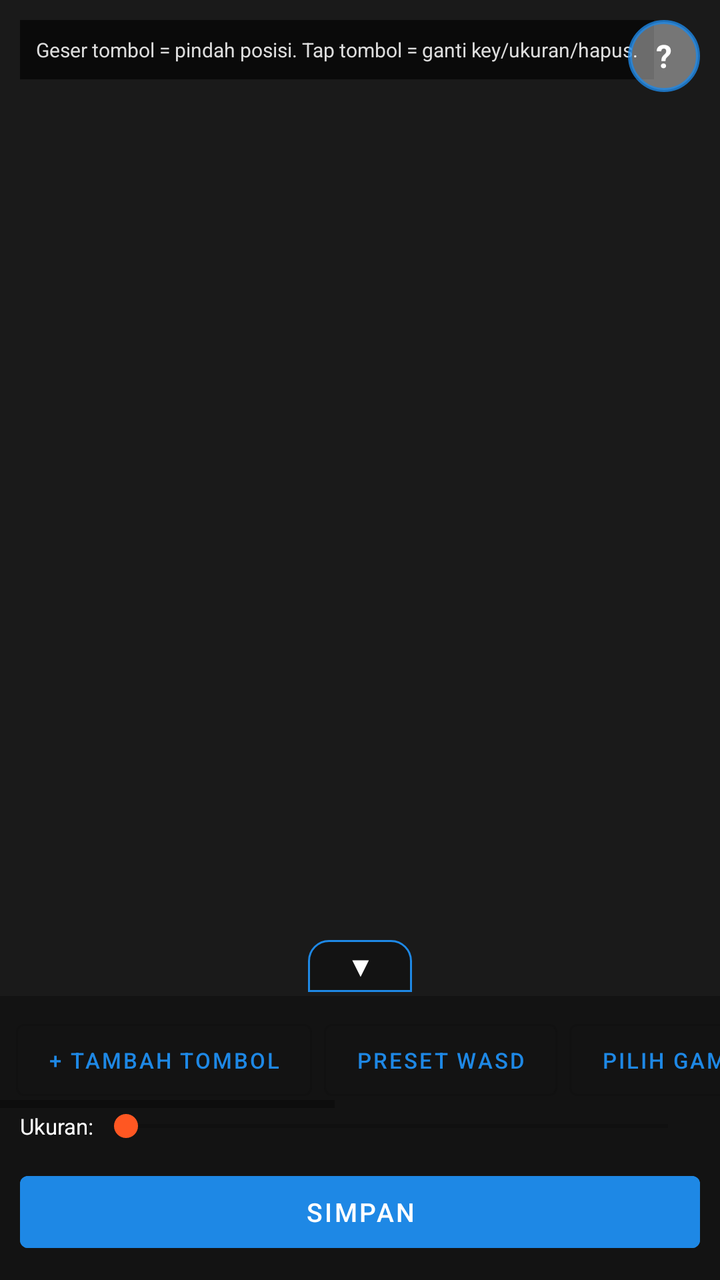
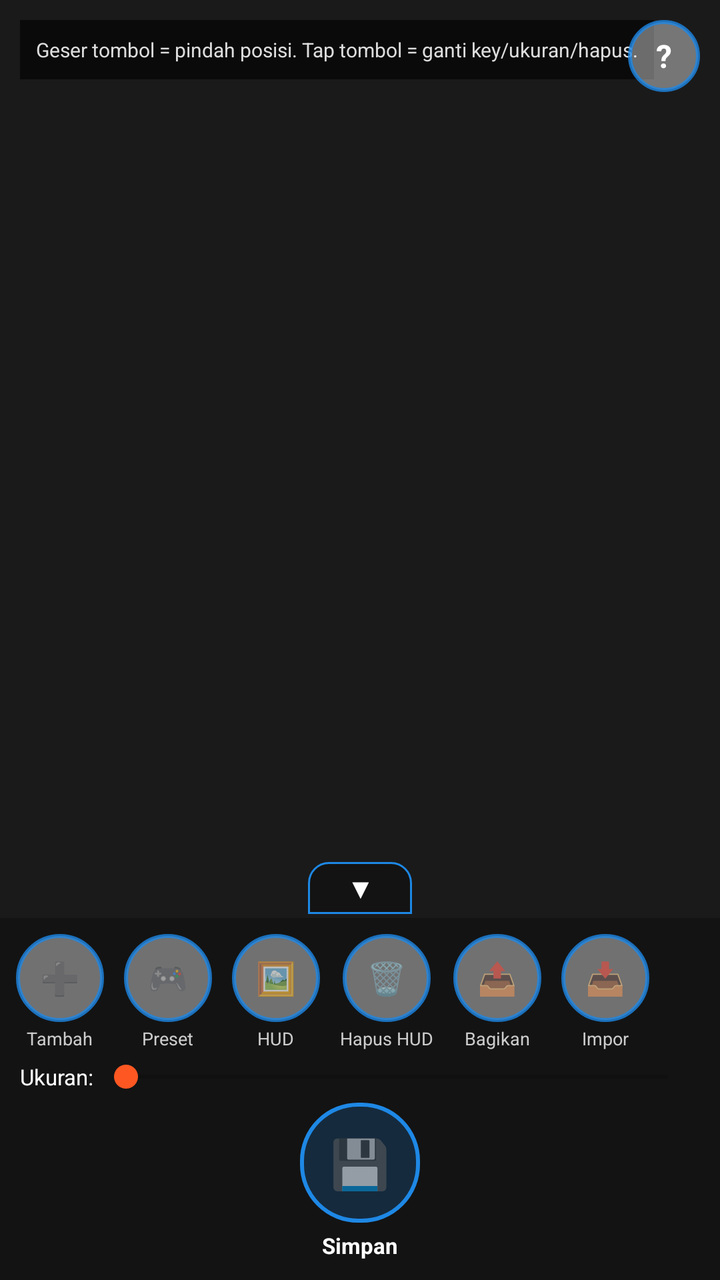

An Android layout rendered at two revisions. The XML below is the earlier revision; the diff shows what the commit changed to produce the second picture.
<!-- AndroidManifest.xml: application theme Theme.Mobibawah -->
<!-- res/layout/activity_mapping_editor.xml -->
<?xml version="1.0" encoding="utf-8"?>
<FrameLayout xmlns:android="http://schemas.android.com/apk/res/android"
    android:layout_width="match_parent"
    android:layout_height="match_parent"
    android:background="#000000">

    
    <FrameLayout
        android:id="@+id/previewArea"
        android:layout_width="match_parent"
        android:layout_height="match_parent">

        <ImageView
            android:id="@+id/imgHud"
            android:layout_width="match_parent"
            android:layout_height="match_parent"
            android:scaleType="centerCrop"
            android:background="#1A1A1A"
            android:contentDescription="Gambar HUD acuan mapping" />
    </FrameLayout>

    
    <TextView
        android:layout_width="wrap_content"
        android:layout_height="wrap_content"
        android:layout_gravity="top|start"
        android:layout_margin="10dp"
        android:background="#99000000"
        android:padding="8dp"
        android:text="Geser tombol = pindah posisi. Tap tombol = ganti key/ukuran/hapus."
        android:textColor="#DDDDDD"
        android:textSize="10sp" />

    
    <TextView
        android:id="@+id/btnTutorial"
        android:layout_width="36dp"
        android:layout_height="36dp"
        android:layout_gravity="top|end"
        android:layout_margin="10dp"
        android:background="@drawable/shape_overlay_button"
        android:gravity="center"
        android:text="?"
        android:textColor="@color/text_light"
        android:textStyle="bold"
        android:textSize="16sp" />

    
    <LinearLayout
        android:layout_width="match_parent"
        android:layout_height="wrap_content"
        android:layout_gravity="bottom"
        android:orientation="vertical">

        <TextView
            android:id="@+id/btnToggleMenu"
            android:layout_width="52dp"
            android:layout_height="26dp"
            android:layout_gravity="center_horizontal"
            android:layout_marginBottom="2dp"
            android:background="@drawable/shape_pull_tab"
            android:gravity="center"
            android:text="▼"
            android:textColor="@color/text_light"
            android:textStyle="bold"
            android:textSize="13sp" />

        
        <LinearLayout
            android:id="@+id/panelBawah"
            android:layout_width="match_parent"
            android:layout_height="wrap_content"
            android:orientation="vertical"
            android:background="#CC121212">

        <HorizontalScrollView
            android:layout_width="match_parent"
            android:layout_height="wrap_content"
            android:paddingTop="8dp">

            <LinearLayout
                android:layout_width="wrap_content"
                android:layout_height="wrap_content"
                android:orientation="horizontal"
                android:paddingStart="8dp"
                android:paddingEnd="8dp">

                <Button
                    android:id="@+id/btnTambahTombol"
                    style="@style/Widget.MaterialComponents.Button.OutlinedButton"
                    android:layout_width="wrap_content"
                    android:layout_height="wrap_content"
                    android:layout_marginEnd="6dp"
                    android:textSize="11sp"
                    android:text="@string/tambah_tombol" />

                <Button
                    android:id="@+id/btnPresetWasd"
                    style="@style/Widget.MaterialComponents.Button.OutlinedButton"
                    android:layout_width="wrap_content"
                    android:layout_height="wrap_content"
                    android:layout_marginEnd="6dp"
                    android:textSize="11sp"
                    android:text="Preset WASD" />

                <Button
                    android:id="@+id/btnPilihHud"
                    style="@style/Widget.MaterialComponents.Button.OutlinedButton"
                    android:layout_width="wrap_content"
                    android:layout_height="wrap_content"
                    android:layout_marginEnd="6dp"
                    android:textSize="11sp"
                    android:text="Pilih Gambar HUD" />

                <Button
                    android:id="@+id/btnHapusHud"
                    style="@style/Widget.MaterialComponents.Button.TextButton"
                    android:layout_width="wrap_content"
                    android:layout_height="wrap_content"
                    android:layout_marginEnd="6dp"
                    android:textSize="11sp"
                    android:text="Hapus HUD" />

                <Button
                    android:id="@+id/btnBagikanKode"
                    style="@style/Widget.MaterialComponents.Button.OutlinedButton"
                    android:layout_width="wrap_content"
                    android:layout_height="wrap_content"
                    android:layout_marginEnd="6dp"
                    android:textSize="11sp"
                    android:text="Bagikan Kode" />

                <Button
                    android:id="@+id/btnImporKode"
                    style="@style/Widget.MaterialComponents.Button.OutlinedButton"
                    android:layout_width="wrap_content"
                    android:layout_height="wrap_content"
                    android:textSize="11sp"
                    android:text="Impor Kode" />
            </LinearLayout>
        </HorizontalScrollView>

        <LinearLayout
            android:layout_width="match_parent"
            android:layout_height="wrap_content"
            android:orientation="horizontal"
            android:paddingStart="10dp"
            android:paddingEnd="10dp"
            android:gravity="center_vertical">

            <TextView
                android:layout_width="wrap_content"
                android:layout_height="wrap_content"
                android:text="Ukuran:"
                android:textColor="@color/text_light"
                android:textSize="11sp" />

            <SeekBar
                android:id="@+id/seekUkuran"
                android:layout_width="0dp"
                android:layout_height="wrap_content"
                android:layout_weight="1"
                android:max="100" />
        </LinearLayout>

        <Button
            android:id="@+id/btnSimpanMapping"
            android:layout_width="match_parent"
            android:layout_height="48dp"
            android:layout_margin="10dp"
            android:backgroundTint="@color/primary"
            android:textColor="@color/text_light"
            android:textSize="13sp"
            android:text="@string/simpan" />
        </LinearLayout>
    </LinearLayout>

</FrameLayout>
<!-- resources referenced by this layout -->
<resources>
  <color name="primary">#1E88E5</color>
  <color name="text_light">#FFFFFF</color>
  <!-- drawable shape_overlay_button (drawable) -->
  <?xml version="1.0" encoding="utf-8"?>
  <shape xmlns:android="http://schemas.android.com/apk/res/android" android:shape="oval">
      <solid android:color="@color/btn_overlay_fill" />
      <stroke android:width="2dp" android:color="@color/btn_overlay_border" />
  </shape>
  <!-- drawable shape_pull_tab (drawable) -->
  <?xml version="1.0" encoding="utf-8"?>
  <shape xmlns:android="http://schemas.android.com/apk/res/android" android:shape="rectangle">
      <corners android:topLeftRadius="10dp" android:topRightRadius="10dp" android:bottomLeftRadius="0dp" android:bottomRightRadius="0dp"/>
      <solid android:color="#CC121212" />
      <stroke android:width="1dp" android:color="@color/primary" />
  </shape>
  <string name="simpan">Simpan</string>
  <string name="tambah_tombol">+ Tambah Tombol</string>
  <style name="Theme.Mobibawah" parent="Theme.MaterialComponents.DayNight.NoActionBar">
          <item name="colorPrimary">@color/primary</item>
          <item name="colorPrimaryDark">@color/primary_dark</item>
          <item name="colorAccent">@color/accent</item>
          <item name="android:windowBackground">@color/bg</item>
      </style>
  <color name="btn_overlay_fill">#66FFFFFF</color>
  <color name="btn_overlay_border">#CC1E88E5</color>
  <color name="primary_dark">#1565C0</color>
  <color name="accent">#FF5722</color>
  <color name="bg">#121212</color>
</resources>

<!-- the commit's change to res/layout/activity_mapping_editor.xml (unified diff, before → after) -->
@@ -76,7 +76,8 @@
         <HorizontalScrollView
             android:layout_width="match_parent"
             android:layout_height="wrap_content"
-            android:paddingTop="8dp">
+            android:paddingTop="8dp"
+            android:paddingBottom="4dp">
 
             <LinearLayout
                 android:layout_width="wrap_content"
@@ -85,58 +86,35 @@
                 android:paddingStart="8dp"
                 android:paddingEnd="8dp">
 
-                <Button
-                    android:id="@+id/btnTambahTombol"
-                    style="@style/Widget.MaterialComponents.Button.OutlinedButton"
-                    android:layout_width="wrap_content"
-                    android:layout_height="wrap_content"
-                    android:layout_marginEnd="6dp"
-                    android:textSize="11sp"
-                    android:text="@string/tambah_tombol" />
+                <LinearLayout android:layout_width="wrap_content" android:layout_height="wrap_content" android:orientation="vertical" android:gravity="center" android:layout_marginEnd="10dp">
+                    <TextView android:id="@+id/btnTambahTombol" android:layout_width="44dp" android:layout_height="44dp" android:background="@drawable/shape_overlay_button" android:gravity="center" android:text="➕" android:textSize="16sp" />
+                    <TextView android:layout_width="wrap_content" android:layout_height="wrap_content" android:layout_marginTop="2dp" android:text="Tambah" android:textColor="#CCCCCC" android:textSize="9sp" />
+                </LinearLayout>
 
-                <Button
-                    android:id="@+id/btnPresetWasd"
-                    style="@style/Widget.MaterialComponents.Button.OutlinedButton"
-                    android:layout_width="wrap_content"
-                    android:layout_height="wrap_content"
-                    android:layout_marginEnd="6dp"
-                    android:textSize="11sp"
-                    android:text="Preset WASD" />
+                <LinearLayout android:layout_width="wrap_content" android:layout_height="wrap_content" android:orientation="vertical" android:gravity="center" android:layout_marginEnd="10dp">
+                    <TextView android:id="@+id/btnPresetWasd" android:layout_width="44dp" android:layout_height="44dp" android:background="@drawable/shape_overlay_button" android:gravity="center" android:text="🎮" android:textSize="16sp" />
+                    <TextView android:layout_width="wrap_content" android:layout_height="wrap_content" android:layout_marginTop="2dp" android:text="Preset" android:textColor="#CCCCCC" android:textSize="9sp" />
+                </LinearLayout>
 
-                <Button
-                    android:id="@+id/btnPilihHud"
-                    style="@style/Widget.MaterialComponents.Button.OutlinedButton"
-                    android:layout_width="wrap_content"
-                    android:layout_height="wrap_content"
-                    android:layout_marginEnd="6dp"
-                    android:textSize="11sp"
-                    android:text="Pilih Gambar HUD" />
+                <LinearLayout android:layout_width="wrap_content" android:layout_height="wrap_content" android:orientation="vertical" android:gravity="center" android:layout_marginEnd="10dp">
+                    <TextView android:id="@+id/btnPilihHud" android:layout_width="44dp" android:layout_height="44dp" android:background="@drawable/shape_overlay_button" android:gravity="center" android:text="🖼️" android:textSize="16sp" />
+                    <TextView android:layout_width="wrap_content" android:layout_height="wrap_content" android:layout_marginTop="2dp" android:text="HUD" android:textColor="#CCCCCC" android:textSize="9sp" />
+                </LinearLayout>
 
-                <Button
-                    android:id="@+id/btnHapusHud"
-                    style="@style/Widget.MaterialComponents.Button.TextButton"
-                    android:layout_width="wrap_content"
-                    android:layout_height="wrap_content"
-                    android:layout_marginEnd="6dp"
-                    android:textSize="11sp"
-                    android:text="Hapus HUD" />
+                <LinearLayout android:layout_width="wrap_content" android:layout_height="wrap_content" android:orientation="vertical" android:gravity="center" android:layout_marginEnd="10dp">
+                    <TextView android:id="@+id/btnHapusHud" android:layout_width="44dp" android:layout_height="44dp" android:background="@drawable/shape_overlay_button" android:gravity="center" android:text="🗑️" android:textSize="16sp" />
+                    <TextView android:layout_width="wrap_content" android:layout_height="wrap_content" android:layout_marginTop="2dp" android:text="Hapus HUD" android:textColor="#CCCCCC" android:textSize="9sp" />
+                </LinearLayout>
 
-                <Button
-                    android:id="@+id/btnBagikanKode"
-                    style="@style/Widget.MaterialComponents.Button.OutlinedButton"
-                    android:layout_width="wrap_content"
-                    android:layout_height="wrap_content"
-                    android:layout_marginEnd="6dp"
-                    android:textSize="11sp"
-                    android:text="Bagikan Kode" />
+                <LinearLayout android:layout_width="wrap_content" android:layout_height="wrap_content" android:orientation="vertical" android:gravity="center" android:layout_marginEnd="10dp">
+                    <TextView android:id="@+id/btnBagikanKode" android:layout_width="44dp" android:layout_height="44dp" android:background="@drawable/shape_overlay_button" android:gravity="center" android:text="📤" android:textSize="16sp" />
+                    <TextView android:layout_width="wrap_content" android:layout_height="wrap_content" android:layout_marginTop="2dp" android:text="Bagikan" android:textColor="#CCCCCC" android:textSize="9sp" />
+                </LinearLayout>
 
-                <Button
-                    android:id="@+id/btnImporKode"
-                    style="@style/Widget.MaterialComponents.Button.OutlinedButton"
-                    android:layout_width="wrap_content"
-                    android:layout_height="wrap_content"
-                    android:textSize="11sp"
-                    android:text="Impor Kode" />
+                <LinearLayout android:layout_width="wrap_content" android:layout_height="wrap_content" android:orientation="vertical" android:gravity="center">
+                    <TextView android:id="@+id/btnImporKode" android:layout_width="44dp" android:layout_height="44dp" android:background="@drawable/shape_overlay_button" android:gravity="center" android:text="📥" android:textSize="16sp" />
+                    <TextView android:layout_width="wrap_content" android:layout_height="wrap_content" android:layout_marginTop="2dp" android:text="Impor" android:textColor="#CCCCCC" android:textSize="9sp" />
+                </LinearLayout>
             </LinearLayout>
         </HorizontalScrollView>
 
@@ -163,15 +141,31 @@
                 android:max="100" />
         </LinearLayout>
 
-        <Button
-            android:id="@+id/btnSimpanMapping"
+        <LinearLayout
             android:layout_width="match_parent"
-            android:layout_height="48dp"
-            android:layout_margin="10dp"
-            android:backgroundTint="@color/primary"
-            android:textColor="@color/text_light"
-            android:textSize="13sp"
-            android:text="@string/simpan" />
+            android:layout_height="wrap_content"
+            android:orientation="vertical"
+            android:gravity="center"
+            android:paddingTop="4dp"
+            android:paddingBottom="10dp">
+            <TextView
+                android:id="@+id/btnSimpanMapping"
+                android:layout_width="60dp"
+                android:layout_height="60dp"
+                android:background="@drawable/bg_icon_big"
+                android:backgroundTint="@color/primary"
+                android:gravity="center"
+                android:text="💾"
+                android:textSize="24sp" />
+            <TextView
+                android:layout_width="wrap_content"
+                android:layout_height="wrap_content"
+                android:layout_marginTop="4dp"
+                android:text="@string/simpan"
+                android:textColor="@color/text_light"
+                android:textSize="11sp"
+                android:textStyle="bold" />
+        </LinearLayout>
         </LinearLayout>
     </LinearLayout>
 
<!-- resource entries referenced after the edit -->
@@ -2,6 +2,13 @@
 <resources>
   <color name="primary">#1E88E5</color>
   <color name="text_light">#FFFFFF</color>
+  <!-- drawable bg_icon_big (drawable) -->
+  <?xml version="1.0" encoding="utf-8"?>
+  <shape xmlns:android="http://schemas.android.com/apk/res/android" android:shape="rectangle">
+      <corners android:radius="28dp"/>
+      <solid android:color="#33FFFFFF" />
+      <stroke android:width="2dp" android:color="@color/primary" />
+  </shape>
   <!-- drawable shape_overlay_button (drawable) -->
   <?xml version="1.0" encoding="utf-8"?>
   <shape xmlns:android="http://schemas.android.com/apk/res/android" android:shape="oval">
@@ -16,7 +23,6 @@
       <stroke android:width="1dp" android:color="@color/primary" />
   </shape>
   <string name="simpan">Simpan</string>
-  <string name="tambah_tombol">+ Tambah Tombol</string>
   <style name="Theme.Mobibawah" parent="Theme.MaterialComponents.DayNight.NoActionBar">
           <item name="colorPrimary">@color/primary</item>
           <item name="colorPrimaryDark">@color/primary_dark</item>
